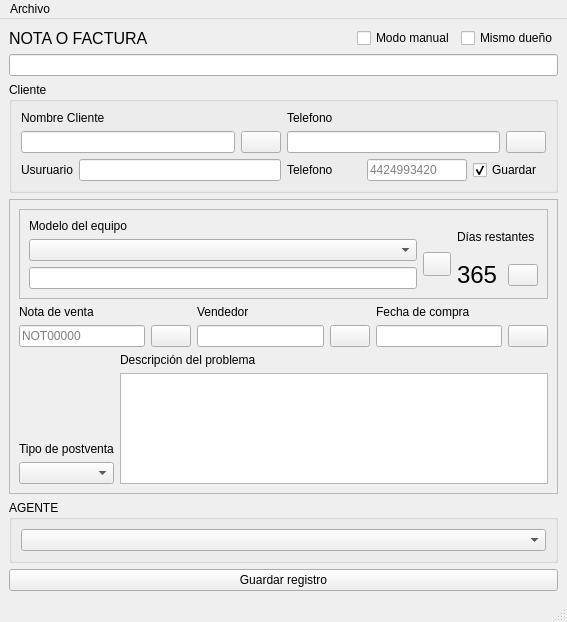
Old version of the form ui/aftersalesui.ui in the repository gabod22/Pixel-after-sell-reporter.
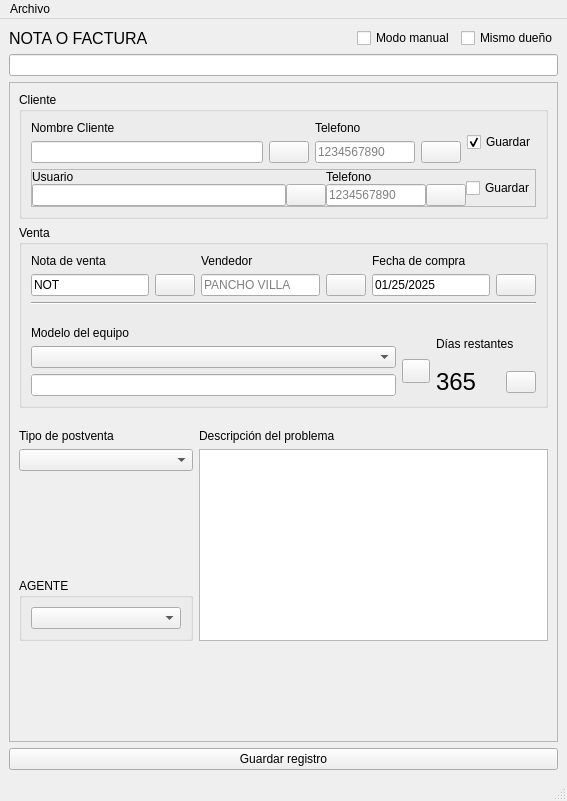
New version of the form. Icons and pictures are not drawn.

The edit to the form file:
```diff
--- a/ui/aftersalesui.ui
+++ b/ui/aftersalesui.ui
@@ -7,7 +7,7 @@
     <x>0</x>
     <y>0</y>
     <width>567</width>
-    <height>622</height>
+    <height>801</height>
    </rect>
   </property>
   <property name="windowTitle">
@@ -70,6 +70,24 @@
      </layout>
     </item>
     <item>
+     <widget class="QScrollArea" name="scrollArea">
+      <property name="styleSheet">
+       <string notr="true"/>
+      </property>
+      <property name="widgetResizable">
+       <bool>true</bool>
+      </property>
+      <widget class="QWidget" name="scrollAreaWidgetContents">
+       <property name="geometry">
+        <rect>
+         <x>0</x>
+         <y>0</y>
+         <width>547</width>
+         <height>638</height>
+        </rect>
+       </property>
+       <layout class="QVBoxLayout" name="verticalLayout_14">
+        <item>
      <widget class="QGroupBox" name="userBox">
       <property name="enabled">
        <bool>true</bool>
@@ -80,9 +98,9 @@
       <property name="flat">
        <bool>false</bool>
       </property>
-      <layout class="QVBoxLayout" name="verticalLayout_15">
+          <layout class="QVBoxLayout" name="verticalLayout_19">
        <item>
-        <layout class="QHBoxLayout" name="horizontalLayout_12">
+            <layout class="QHBoxLayout" name="horizontalLayout_12" stretch="2,0,0">
          <item>
           <layout class="QVBoxLayout" name="verticalLayout_5">
            <item>
@@ -128,9 +146,18 @@
             <layout class="QHBoxLayout" name="horizontalLayout_6">
              <item>
               <widget class="QLineEdit" name="TxtClientPhone">
+                   <property name="maximumSize">
+                    <size>
+                     <width>100</width>
+                     <height>16777215</height>
+                    </size>
+                   </property>
                <property name="styleSheet">
                 <string notr="true"/>
                </property>
+                   <property name="placeholderText">
+                    <string>1234567890</string>
+                   </property>
               </widget>
              </item>
              <item>
@@ -147,55 +174,8 @@
            </item>
           </layout>
          </item>
-        </layout>
-       </item>
        <item>
-        <layout class="QHBoxLayout" name="horizontalLayout_3">
-         <item>
-          <layout class="QHBoxLayout" name="horizontalLayout">
-           <item>
-            <widget class="QLabel" name="label_3">
-             <property name="text">
-              <string>Usuruario</string>
-             </property>
-            </widget>
-           </item>
-           <item>
-            <widget class="QLineEdit" name="TxtUserName">
-             <property name="styleSheet">
-              <string notr="true"/>
-             </property>
-            </widget>
-           </item>
-          </layout>
-         </item>
-         <item>
-          <layout class="QHBoxLayout" name="horizontalLayout_2">
-           <item>
-            <widget class="QLabel" name="label_10">
-             <property name="text">
-              <string>Telefono</string>
-             </property>
-            </widget>
-           </item>
-           <item>
-            <widget class="QLineEdit" name="TxtUserPhone">
-             <property name="maximumSize">
-              <size>
-               <width>100</width>
-               <height>16777215</height>
-              </size>
-             </property>
-             <property name="styleSheet">
-              <string notr="true"/>
-             </property>
-             <property name="placeholderText">
-              <string>4424993420</string>
-             </property>
-            </widget>
-           </item>
-           <item>
-            <widget class="QCheckBox" name="CheckRegisterContact">
+              <widget class="QCheckBox" name="CheckRegisterClient">
              <property name="text">
               <string>Guardar</string>
              </property>
@@ -206,44 +186,265 @@
            </item>
           </layout>
          </item>
-        </layout>
-       </item>
-      </layout>
-     </widget>
-    </item>
     <item>
-     <widget class="QScrollArea" name="scrollArea">
-      <property name="styleSheet">
-       <string notr="true"/>
-      </property>
-      <property name="widgetResizable">
-       <bool>true</bool>
-      </property>
-      <widget class="QWidget" name="scrollAreaWidgetContents">
-       <property name="geometry">
-        <rect>
-         <x>0</x>
-         <y>0</y>
-         <width>535</width>
-         <height>270</height>
-        </rect>
-       </property>
-       <layout class="QVBoxLayout" name="verticalLayout_14">
-        <item>
-         <widget class="QFrame" name="frame">
-          <property name="styleSheet">
-           <string notr="true">#frame{
-	border: 2px solid red;
-}
-+++++</string>
-          </property>
+            <widget class="QFrame" name="userInfoFrame">
           <property name="frameShape">
            <enum>QFrame::Shape::StyledPanel</enum>
           </property>
           <property name="frameShadow">
            <enum>QFrame::Shadow::Raised</enum>
           </property>
-          <layout class="QHBoxLayout" name="horizontalLayout_14">
+             <layout class="QVBoxLayout" name="verticalLayout_17">
+              <property name="spacing">
+               <number>0</number>
+              </property>
+              <property name="leftMargin">
+               <number>0</number>
+              </property>
+              <property name="topMargin">
+               <number>0</number>
+              </property>
+              <property name="rightMargin">
+               <number>0</number>
+              </property>
+              <property name="bottomMargin">
+               <number>0</number>
+              </property>
+              <item>
+               <layout class="QHBoxLayout" name="horizontalLayout_3" stretch="2,0,0">
+                <item>
+                 <layout class="QVBoxLayout" name="verticalLayout_15">
+                  <item>
+                   <widget class="QLabel" name="label_3">
+                    <property name="text">
+                     <string>Usuario</string>
+                    </property>
+                   </widget>
+                  </item>
+                  <item>
+                   <layout class="QHBoxLayout" name="horizontalLayout_2">
+                    <item>
+                     <widget class="QLineEdit" name="TxtUserName">
+                      <property name="styleSheet">
+                       <string notr="true"/>
+                      </property>
+                     </widget>
+                    </item>
+                    <item>
+                     <widget class="QPushButton" name="BtnCopyUser">
+                      <property name="text">
+                       <string/>
+                      </property>
+                      <property name="icon">
+                       <iconset theme="QIcon::ThemeIcon::EditCopy"/>
+                      </property>
+                     </widget>
+                    </item>
+                   </layout>
+                  </item>
+                 </layout>
+                </item>
+                <item>
+                 <layout class="QVBoxLayout" name="verticalLayout_16">
+                  <item>
+                   <widget class="QLabel" name="label_10">
+                    <property name="text">
+                     <string>Telefono</string>
+                    </property>
+                   </widget>
+                  </item>
+                  <item>
+                   <layout class="QHBoxLayout" name="horizontalLayout">
+                    <item>
+                     <widget class="QLineEdit" name="TxtUserPhone">
+                      <property name="maximumSize">
+                       <size>
+                        <width>100</width>
+                        <height>16777215</height>
+                       </size>
+                      </property>
+                      <property name="styleSheet">
+                       <string notr="true"/>
+                      </property>
+                      <property name="inputMask">
+                       <string>9999999999</string>
+                      </property>
+                      <property name="placeholderText">
+                       <string>1234567890</string>
+                      </property>
+                     </widget>
+                    </item>
+                    <item>
+                     <widget class="QPushButton" name="BtnCopyUserPhone">
+                      <property name="text">
+                       <string/>
+                      </property>
+                      <property name="icon">
+                       <iconset theme="QIcon::ThemeIcon::EditCopy"/>
+                      </property>
+                     </widget>
+                    </item>
+                   </layout>
+                  </item>
+                 </layout>
+                </item>
+                <item>
+                 <widget class="QCheckBox" name="CheckRegisterUser">
+                  <property name="text">
+                   <string>Guardar</string>
+                  </property>
+                 </widget>
+                </item>
+               </layout>
+              </item>
+             </layout>
+            </widget>
+           </item>
+          </layout>
+         </widget>
+        </item>
+        <item>
+         <widget class="QGroupBox" name="groupBox">
+          <property name="title">
+           <string>Venta</string>
+          </property>
+          <layout class="QVBoxLayout" name="verticalLayout_18">
+           <item>
+            <layout class="QHBoxLayout" name="horizontalLayout_13">
+             <property name="topMargin">
+              <number>0</number>
+             </property>
+             <item>
+              <layout class="QVBoxLayout" name="verticalLayout_7">
+               <item>
+                <widget class="QLabel" name="label_4">
+                 <property name="text">
+                  <string>Nota de venta</string>
+                 </property>
+                </widget>
+               </item>
+               <item>
+                <layout class="QHBoxLayout" name="horizontalLayout_7">
+                 <item>
+                  <widget class="QLineEdit" name="TxtNot">
+                   <property name="styleSheet">
+                    <string notr="true"/>
+                   </property>
+                   <property name="inputMask">
+                    <string>AAA09999</string>
+                   </property>
+                   <property name="text">
+                    <string>NOT</string>
+                   </property>
+                   <property name="placeholderText">
+                    <string>NOT00000</string>
+                   </property>
+                  </widget>
+                 </item>
+                 <item>
+                  <widget class="QPushButton" name="BtnCopyNote">
+                   <property name="text">
+                    <string/>
+                   </property>
+                   <property name="icon">
+                    <iconset theme="QIcon::ThemeIcon::EditCopy"/>
+                   </property>
+                  </widget>
+                 </item>
+                </layout>
+               </item>
+              </layout>
+             </item>
+             <item>
+              <layout class="QVBoxLayout" name="verticalLayout_8">
+               <item>
+                <widget class="QLabel" name="label_6">
+                 <property name="text">
+                  <string>Vendedor</string>
+                 </property>
+                </widget>
+               </item>
+               <item>
+                <layout class="QHBoxLayout" name="horizontalLayout_8">
+                 <item>
+                  <widget class="QLineEdit" name="TxtSeller">
+                   <property name="styleSheet">
+                    <string notr="true"/>
+                   </property>
+                   <property name="placeholderText">
+                    <string>PANCHO VILLA</string>
+                   </property>
+                  </widget>
+                 </item>
+                 <item>
+                  <widget class="QPushButton" name="BtnCopySeller">
+                   <property name="text">
+                    <string/>
+                   </property>
+                   <property name="icon">
+                    <iconset theme="QIcon::ThemeIcon::EditCopy"/>
+                   </property>
+                  </widget>
+                 </item>
+                </layout>
+               </item>
+              </layout>
+             </item>
+             <item>
+              <layout class="QVBoxLayout" name="verticalLayout_9">
+               <item>
+                <widget class="QLabel" name="label">
+                 <property name="text">
+                  <string>Fecha de compra</string>
+                 </property>
+                </widget>
+               </item>
+               <item>
+                <layout class="QHBoxLayout" name="horizontalLayout_9">
+                 <item>
+                  <widget class="QLineEdit" name="TxtBuyDate">
+                   <property name="styleSheet">
+                    <string notr="true"/>
+                   </property>
+                   <property name="inputMask">
+                    <string>99/99/9999</string>
+                   </property>
+                   <property name="text">
+                    <string>01/25/2025</string>
+                   </property>
+                   <property name="placeholderText">
+                    <string>MM/DD/YYYY</string>
+                   </property>
+                  </widget>
+                 </item>
+                 <item>
+                  <widget class="QPushButton" name="BtnCopyBuyDate">
+                   <property name="text">
+                    <string/>
+                   </property>
+                   <property name="icon">
+                    <iconset theme="QIcon::ThemeIcon::EditCopy"/>
+                   </property>
+                  </widget>
+                 </item>
+                </layout>
+               </item>
+              </layout>
+             </item>
+            </layout>
+           </item>
+           <item>
+            <widget class="Line" name="line">
+             <property name="orientation">
+              <enum>Qt::Orientation::Horizontal</enum>
+             </property>
+            </widget>
+           </item>
+           <item>
+            <layout class="QHBoxLayout" name="horizontalLayout_14" stretch="4,1">
+             <property name="topMargin">
+              <number>15</number>
+             </property>
            <item>
             <layout class="QVBoxLayout" name="verticalLayout_10">
              <item>
@@ -259,6 +460,9 @@
                 <layout class="QVBoxLayout" name="verticalLayout_2">
                  <item>
                   <widget class="QComboBox" name="CbxModel">
+                     <property name="autoFillBackground">
+                      <bool>true</bool>
+                     </property>
                    <property name="styleSheet">
                     <string notr="true"/>
                    </property>
@@ -266,6 +470,9 @@
                  </item>
                  <item>
                   <widget class="QLineEdit" name="TxtModel">
+                     <property name="autoFillBackground">
+                      <bool>true</bool>
+                     </property>
                    <property name="styleSheet">
                     <string notr="true"/>
                    </property>
@@ -343,131 +550,17 @@
             </layout>
            </item>
           </layout>
-         </widget>
-        </item>
-        <item>
-         <layout class="QHBoxLayout" name="horizontalLayout_13">
-          <item>
-           <layout class="QVBoxLayout" name="verticalLayout_7">
-            <item>
-             <widget class="QLabel" name="label_4">
-              <property name="text">
-               <string>Nota de venta</string>
-              </property>
-             </widget>
-            </item>
-            <item>
-             <layout class="QHBoxLayout" name="horizontalLayout_7">
-              <item>
-               <widget class="QLineEdit" name="TxtNot">
-                <property name="styleSheet">
-                 <string notr="true"/>
-                </property>
-                <property name="placeholderText">
-                 <string>NOT00000</string>
-                </property>
-               </widget>
-              </item>
-              <item>
-               <widget class="QPushButton" name="BtnCopyNote">
-                <property name="text">
-                 <string/>
-                </property>
-                <property name="icon">
-                 <iconset theme="QIcon::ThemeIcon::EditCopy"/>
-                </property>
-               </widget>
-              </item>
-             </layout>
-            </item>
-           </layout>
-          </item>
-          <item>
-           <layout class="QVBoxLayout" name="verticalLayout_8">
-            <item>
-             <widget class="QLabel" name="label_6">
-              <property name="text">
-               <string>Vendedor</string>
-              </property>
+           </item>
+          </layout>
              </widget>
             </item>
             <item>
-             <layout class="QHBoxLayout" name="horizontalLayout_8">
-              <item>
-               <widget class="QLineEdit" name="TxtSeller">
-                <property name="styleSheet">
-                 <string notr="true"/>
-                </property>
-               </widget>
-              </item>
-              <item>
-               <widget class="QPushButton" name="BtnCopySeller">
-                <property name="text">
-                 <string/>
-                </property>
-                <property name="icon">
-                 <iconset theme="QIcon::ThemeIcon::EditCopy"/>
-                </property>
-               </widget>
-              </item>
-             </layout>
-            </item>
-           </layout>
-          </item>
-          <item>
-           <layout class="QVBoxLayout" name="verticalLayout_9">
-            <item>
-             <widget class="QLabel" name="label">
-              <property name="text">
-               <string>Fecha de compra</string>
-              </property>
-             </widget>
-            </item>
-            <item>
-             <layout class="QHBoxLayout" name="horizontalLayout_9">
-              <item>
-               <widget class="QLineEdit" name="TxtBuyDate">
-                <property name="styleSheet">
-                 <string notr="true"/>
-                </property>
-                <property name="placeholderText">
-                 <string/>
-                </property>
-               </widget>
-              </item>
-              <item>
-               <widget class="QPushButton" name="BtnCopyBuyDate">
-                <property name="text">
-                 <string/>
-                </property>
-                <property name="icon">
-                 <iconset theme="QIcon::ThemeIcon::EditCopy"/>
-                </property>
-               </widget>
-              </item>
-             </layout>
-            </item>
-           </layout>
-          </item>
-         </layout>
-        </item>
-        <item>
-         <layout class="QHBoxLayout" name="horizontalLayout_15">
+         <layout class="QHBoxLayout" name="horizontalLayout_15" stretch="1,2">
+          <property name="topMargin">
+           <number>15</number>
+          </property>
           <item>
            <layout class="QVBoxLayout" name="verticalLayout_13">
-            <item>
-             <spacer name="verticalSpacer">
-              <property name="orientation">
-               <enum>Qt::Orientation::Vertical</enum>
-              </property>
-              <property name="sizeHint" stdset="0">
-               <size>
-                <width>20</width>
-                <height>40</height>
-               </size>
-              </property>
-             </spacer>
-            </item>
             <item>
              <widget class="QLabel" name="label_7">
               <property name="text">
@@ -482,6 +575,35 @@
               </property>
              </widget>
             </item>
+            <item>
+             <spacer name="verticalSpacer">
+              <property name="orientation">
+               <enum>Qt::Orientation::Vertical</enum>
+              </property>
+              <property name="sizeHint" stdset="0">
+               <size>
+                <width>20</width>
+                <height>40</height>
+               </size>
+              </property>
+             </spacer>
+            </item>
+            <item>
+             <widget class="QGroupBox" name="groupBox_2">
+              <property name="title">
+               <string>AGENTE</string>
+              </property>
+              <layout class="QVBoxLayout" name="verticalLayout_3">
+               <item>
+                <widget class="QComboBox" name="CbxAgent">
+                 <property name="styleSheet">
+                  <string notr="true"/>
+                 </property>
+                </widget>
+               </item>
+              </layout>
+             </widget>
+            </item>
            </layout>
           </item>
           <item>
@@ -521,22 +643,6 @@
       </widget>
      </widget>
     </item>
-    <item>
-     <widget class="QGroupBox" name="groupBox_2">
-      <property name="title">
-       <string>AGENTE</string>
-      </property>
-      <layout class="QVBoxLayout" name="verticalLayout_3">
-       <item>
-        <widget class="QComboBox" name="CbxAgent">
-         <property name="styleSheet">
-          <string notr="true"/>
-         </property>
-        </widget>
-       </item>
-      </layout>
-     </widget>
-    </item>
     <item>
      <widget class="QPushButton" name="BtnSave">
       <property name="text">
```
Lines whose indentation alone changed are shown as unchanged.
